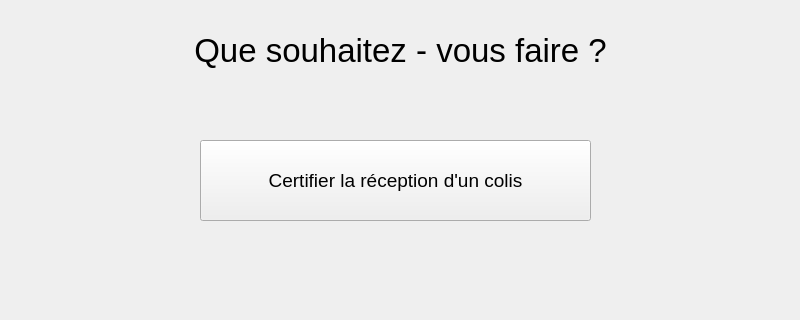
Qt form Locker/Locker/mainpagelivreur.ui (maxjbs93/Locker) before a commit; both pictures show x 0 to 800 and y 0 to 320 of the 800 by 600 pixel window.
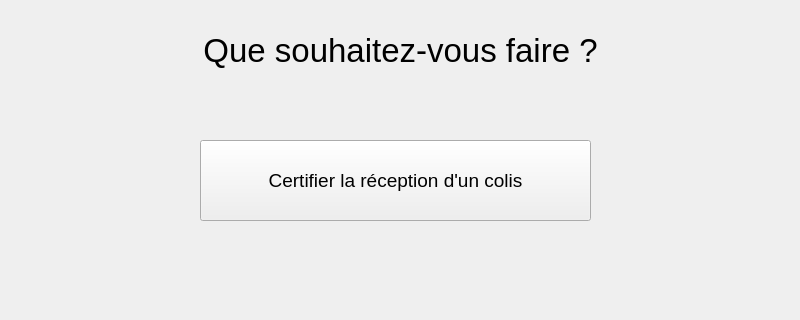
The same form after that commit.

Patch:
```diff
--- a/Locker/Locker/mainpagelivreur.ui
+++ b/Locker/Locker/mainpagelivreur.ui
@@ -42,7 +42,7 @@
      </font>
     </property>
     <property name="text">
-     <string>Que souhaitez - vous faire ?</string>
+     <string>Que souhaitez-vous faire ?</string>
     </property>
     <property name="alignment">
      <set>Qt::AlignmentFlag::AlignCenter</set>
```
